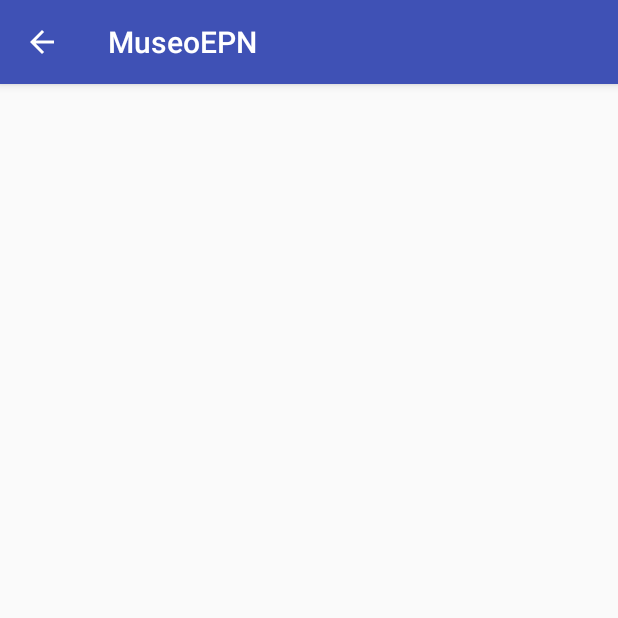
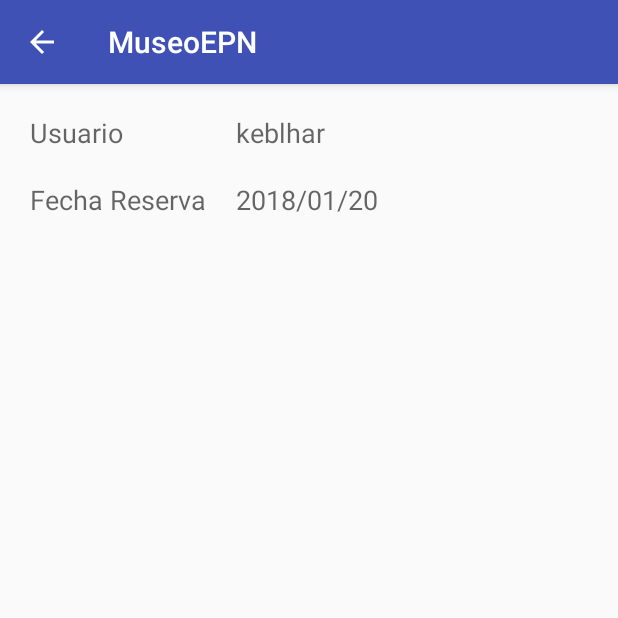
Before and after one commit to AndresSal/Proyecto-Aplicaciones-M-viles, an Android app: the MeetingCreateActivity screen opened directly, with no data from a screen before it, on a phone screen of 412 x 824 dp, the top half of it. Run offline under Robolectric (Android 15) with nearby library versions, the phone set to English and light mode, and no system bars.

Commit message:
Agregar DatePicker y manejo formulario reserva

```diff
--- a/app/src/main/java/com/example/user/museoepn/MainActivity.java
+++ b/app/src/main/java/com/example/user/museoepn/MainActivity.java
@@ -40,4 +40,10 @@ public class MainActivity extends AppCompatActivity {
             }
         });
     }
+
+    public void llamarListaReservas(View view)
+    {
+        Intent intent = new Intent(this, MeetingListActivity.class);
+        startActivity(intent);
+    }
 }
--- a/app/src/main/res/layout/activity_main.xml
+++ b/app/src/main/res/layout/activity_main.xml
@@ -101,6 +101,7 @@
             android:id="@+id/btnMeetingList"
             android:layout_width="match_parent"
             android:layout_height="wrap_content"
+            android:onClick="llamarListaReservas"
             android:text="Reserva"/>
 
         <Button
--- a/app/src/main/res/layout/activity_meeting_create.xml
+++ b/app/src/main/res/layout/activity_meeting_create.xml
@@ -1,9 +1,55 @@
 <?xml version="1.0" encoding="utf-8"?>
-<android.support.constraint.ConstraintLayout xmlns:android="http://schemas.android.com/apk/res/android"
+<RelativeLayout xmlns:android="http://schemas.android.com/apk/res/android"
     xmlns:app="http://schemas.android.com/apk/res-auto"
     xmlns:tools="http://schemas.android.com/tools"
     android:layout_width="match_parent"
     android:layout_height="match_parent"
     tools:context="com.example.user.museoepn.MeetingCreateActivity">
 
-</android.support.constraint.ConstraintLayout>
+    <LinearLayout
+        android:layout_width="match_parent"
+        android:layout_height="wrap_content"
+        android:orientation="vertical"
+        android:padding="10dp">
+
+        <TableLayout
+            android:layout_width="match_parent"
+            android:layout_height="wrap_content">
+            <TableRow>
+                <TextView
+                    android:layout_width="wrap_content"
+                    android:layout_height="wrap_content"
+                    android:padding="10dp"
+                    android:text="Usuario"
+                    android:textAppearance="@style/Base.TextAppearance.AppCompat.Medium" />
+                <TextView
+                    android:id="@+id/mettxtUsername"
+                    android:layout_width="wrap_content"
+                    android:layout_height="wrap_content"
+                    android:padding="10dp"
+                    android:text="keblhar"
+                    android:textAppearance="@style/Base.TextAppearance.AppCompat.Medium"/>
+            </TableRow>
+            <TableRow>
+                <TextView
+                    android:layout_width="wrap_content"
+                    android:layout_height="wrap_content"
+                    android:padding="10dp"
+                    android:text="Fecha Reserva"
+                    android:textAppearance="@style/Base.TextAppearance.AppCompat.Medium"
+                    />
+                <TextView
+                    android:id="@+id/mettxtDatePicked"
+                    android:layout_width="wrap_content"
+                    android:layout_height="wrap_content"
+                    android:padding="10dp"
+                    android:text="2018/01/20"
+                    android:textAppearance="@style/Base.TextAppearance.AppCompat.Medium"
+                    />
+            </TableRow>
+        </TableLayout>
+
+
+    </LinearLayout>
+
+</RelativeLayout>
```
Also changed, not shown: app/src/main/java/com/example/user/museoepn/MeetingListActivity.java (+60 -0 lines), app/src/main/res/layout/activity_meeting_list.xml (+26 -2 lines).
